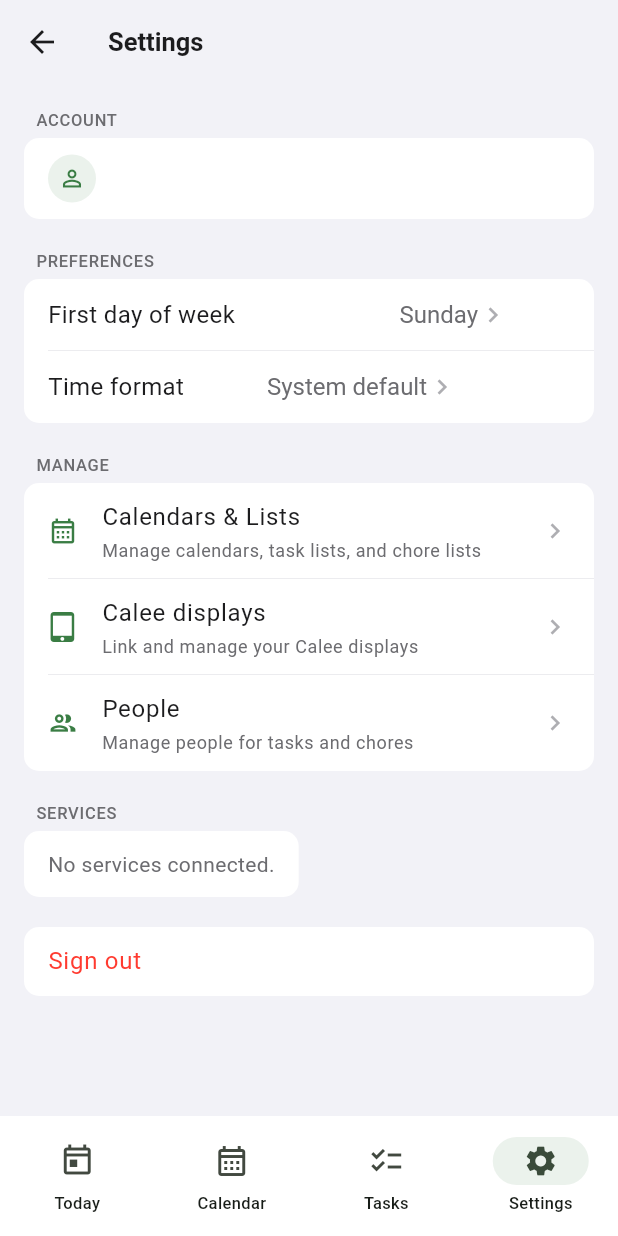
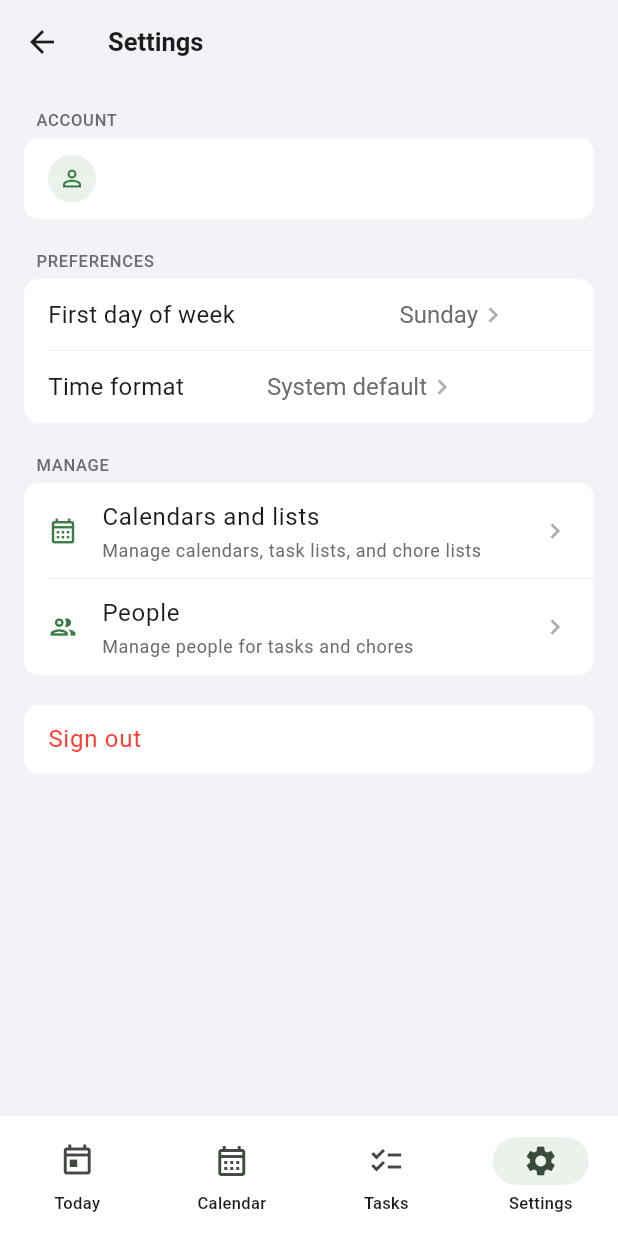
Before and after one commit to CaleeAdmin/CaleeMobile, a Flutter app: the CaleeHomePage screen opened directly with empty values, item 4 of the bottom bar chosen, on a phone screen of 412 x 824 dp. Run offline on Flutter 3.47's test engine with Material 3 defaults, Android fonts, the phone set to English and light mode, and no system bars; our stand-ins replace app_links, flutter_secure_storage, shared_preferences; accounts and stored records are empty; network calls fail.

Commit message:
Clean up Settings tab for production UX
- Remove Calee displays row from Settings Manage section (import removed)
- Add TODO(displays) comment documenting future secure display-linking flow
- Rename "Calendars & Lists" to "Calendars and lists" (sentence case)
- Refine Services visibility: hide for single healthy service, show as
  "Connected services" for multiple services or any needing attention;
  always show in debug mode
- Replace raw baseUrl·accessStatus subtitle with "Connected" / "Needs attention"
- Hide Default calendar dropdown when fewer than 2 writable calendars
- Hide Default task list dropdown when fewer than 2 task lists
- Remove now-unused _EmptyRowText helper

https://claude.ai/code/session_01UPEuR442iBaLXMnzFXx71X

```diff
--- a/lib/features/settings/settings_page.dart
+++ b/lib/features/settings/settings_page.dart
@@ -11,7 +11,6 @@ import 'calendar_collections_page.dart';
 import 'family_setup_page.dart';
 import 'household_people_page.dart';
 import 'service_details_page.dart';
-import 'calee_displays_page.dart';
 import 'settings_controller.dart';
 import 'settings_repository.dart';
 
@@ -119,6 +118,19 @@ class _SettingsPageState extends State<SettingsPage> {
         builder: (_) => FamilySetupPage(portalUrl: portalUrl),
       ),
     );
+  }
+
+  bool _serviceNeedsAttention(ClientService s) =>
+      s.hasMissingCalendarCredential ||
+      !{'connected', 'active', 'healthy'}.contains(s.accessStatus);
+
+  bool _shouldShowServices(List<ClientService> services) {
+    if (services.isEmpty) return false;
+    if (kDebugMode) return true;
+    if (services.length == 1 && !_serviceNeedsAttention(services[0])) {
+      return false;
+    }
+    return true;
   }
 
   void _openServiceDetails(ClientService service) {
@@ -245,7 +257,7 @@ class _SettingsPageState extends State<SettingsPage> {
                   if (v != null) _controller.setTimeFormat(v);
                 },
               ),
-              if (writableCalendars.isNotEmpty)
+              if (writableCalendars.length >= 2)
                 CaleeSectionDropdownRow<ClientCalendar?>(
                   label: 'Default calendar',
                   value: defaultCal,
@@ -257,7 +269,7 @@ class _SettingsPageState extends State<SettingsPage> {
                   ],
                   onChanged: _controller.setDefaultCalendar,
                 ),
-              if (taskCalendars.isNotEmpty)
+              if (taskCalendars.length >= 2)
                 CaleeSectionDropdownRow<ClientCalendar?>(
                   label: 'Default task list',
                   value: defaultTask,
@@ -276,11 +288,20 @@ class _SettingsPageState extends State<SettingsPage> {
         const SizedBox(height: CaleeSpacing.sectionSpacing),
 
         // ── Manage ───────────────────────────────────
+        // TODO(displays): Re-enable Calee displays in Settings when the secure
+        // display-linking flow is ready.
+        // Future flow:
+        //   - signed-in CaleeMobile user scans a Calee display QR code
+        //   - app sends a short-lived, single-use display linking token to Hub/Core
+        //   - Hub/Core approves the display login using the signed-in Calee account
+        //   - Calee display signs in automatically
+        // Security: do not pass passwords, app passwords, or long-lived tokens
+        // through URLs; token must be short-lived and single-use.
         CaleeSection(
           title: 'Manage',
           children: [
             CaleeListRow(
-              title: 'Calendars & Lists',
+              title: 'Calendars and lists',
               subtitle: 'Manage calendars, task lists, and chore lists',
               leading: const Icon(
                 Icons.calendar_month_outlined,
@@ -301,22 +322,6 @@ class _SettingsPageState extends State<SettingsPage> {
                     .then((_) {
                       if (mounted) _controller.refresh();
                     });
-              },
-            ),
-            CaleeListRow(
-              title: 'Calee displays',
-              subtitle: 'Link and manage your Calee displays',
-              leading: const Icon(
-                Icons.tablet_mac_outlined,
-                size: 20,
-                color: CaleeColors.primary,
-              ),
-              onTap: () {
-                Navigator.of(context).push(
-                  MaterialPageRoute<void>(
-                    builder: (_) => const CaleeDisplaysPage(),
-                  ),
-                );
               },
             ),
             CaleeListRow(
@@ -343,21 +348,19 @@ class _SettingsPageState extends State<SettingsPage> {
         const SizedBox(height: CaleeSpacing.sectionSpacing),
 
         // ── Services ─────────────────────────────────
-        CaleeSection(
-          title: 'Services',
-          children: [
-            if (_controller.bootstrap.services.isEmpty)
-              _EmptyRowText('No services connected.')
-            else
+        if (_shouldShowServices(_controller.bootstrap.services)) ...[
+          CaleeSection(
+            title: 'Connected services',
+            children: [
               for (final service in _controller.bootstrap.services)
                 _ServiceRow(
                   service: service,
                   onTap: () => _openServiceDetails(service),
                 ),
-          ],
-        ),
-
-        const SizedBox(height: CaleeSpacing.sectionSpacing),
+            ],
+          ),
+          const SizedBox(height: CaleeSpacing.sectionSpacing),
+        ],
 
         // ── Sign out ─────────────────────────────────
         CaleeSection(
@@ -392,7 +395,9 @@ class _ServiceRow extends StatelessWidget {
   @override
   Widget build(BuildContext context) {
     final hasMissing = service.hasMissingCalendarCredential;
-    final subtitle = '${service.baseUrl} · ${service.accessStatus}';
+    final needsAttention = hasMissing ||
+        !{'connected', 'active', 'healthy'}.contains(service.accessStatus);
+    final subtitle = needsAttention ? 'Needs attention' : 'Connected';
 
     return CaleeListRow(
       title: service.displayName,
@@ -400,9 +405,9 @@ class _ServiceRow extends StatelessWidget {
       leading: Icon(
         Icons.cloud_outlined,
         size: 20,
-        color: hasMissing ? CaleeColors.dotOrange : CaleeColors.textTertiary,
+        color: needsAttention ? CaleeColors.dotOrange : CaleeColors.textTertiary,
       ),
-      trailing: hasMissing
+      trailing: needsAttention
           ? const Icon(
               Icons.warning_amber_rounded,
               size: 16,
@@ -413,29 +418,3 @@ class _ServiceRow extends StatelessWidget {
     );
   }
 }
-
-// ─────────────────────────────────────────────
-// _EmptyRowText
-// ─────────────────────────────────────────────
-
-class _EmptyRowText extends StatelessWidget {
-  const _EmptyRowText(this.text);
-
-  final String text;
-
-  @override
-  Widget build(BuildContext context) {
-    return Padding(
-      padding: const EdgeInsets.symmetric(
-        horizontal: CaleeSpacing.md,
-        vertical: CaleeSpacing.sm + 4,
-      ),
-      child: Text(
-        text,
-        style: Theme.of(
-          context,
-        ).textTheme.bodyMedium?.copyWith(color: CaleeColors.textSecondary),
-      ),
-    );
-  }
-}
```
